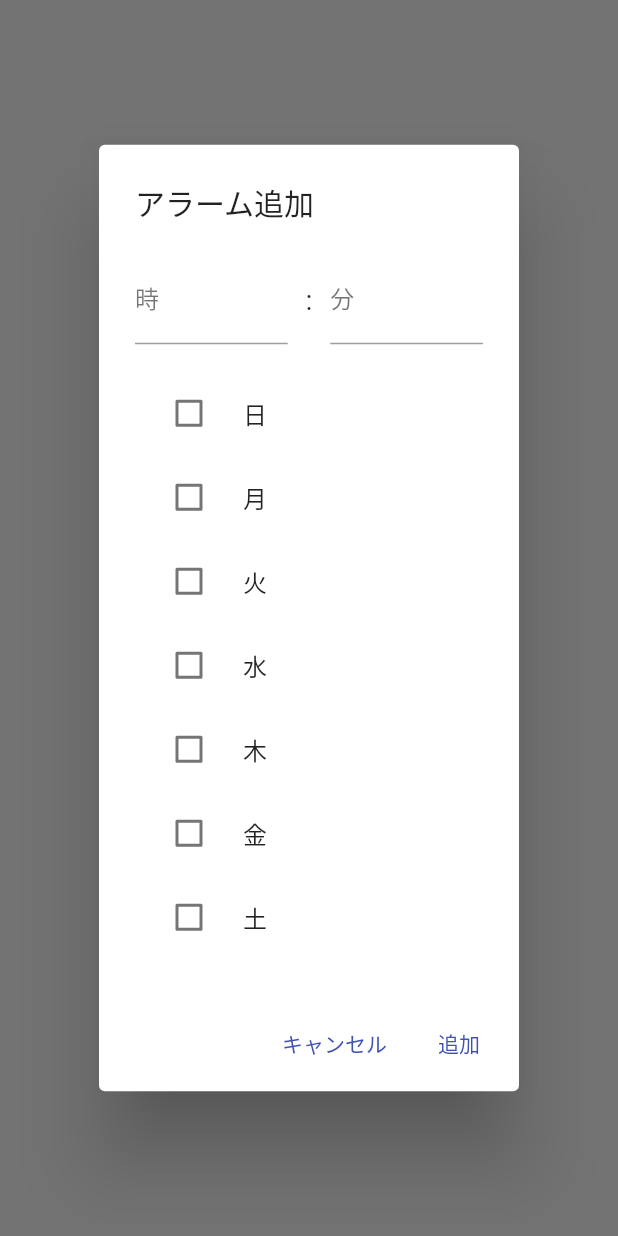
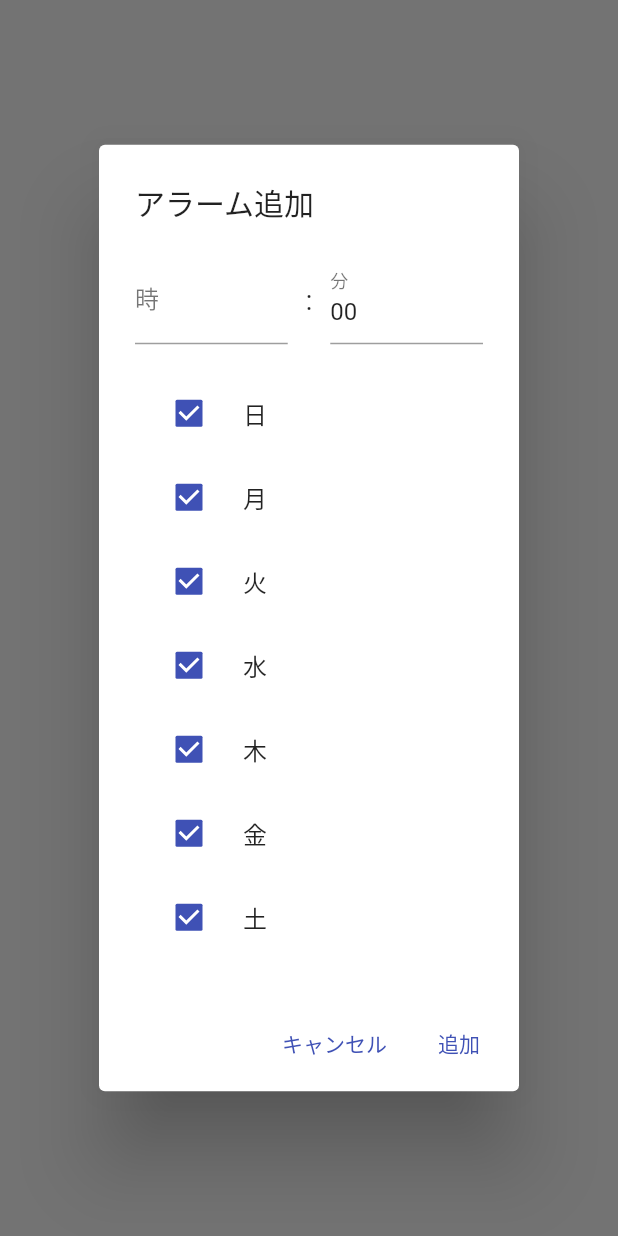
Before and after one commit to kyuuki/mediala-flutter, a Flutter app: what openDialog() shows on an empty page, opened directly, on a phone screen of 412 x 824 dp. Run offline on Flutter 3.47's test engine with Material 2 defaults, Android fonts, the light colour scheme and no system bars; our stand-ins replace flutter_local_notifications, flutter_native_timezone, sprintf, sqflite, timezone; missing offline and left inert: android_alarm_manager_plus; accounts and stored records are empty.

Commit message:
Add some default values to alarm

```diff
--- a/lib/ui/medicine_detail_page.dart
+++ b/lib/ui/medicine_detail_page.dart
@@ -180,7 +180,7 @@ class _AlertListState extends State<AlertList> {
 // https://www.youtube.com/watch?v=D6icsXS8NeA
 Future openDialog(BuildContext context) {
   var _hourController = TextEditingController();
-  var _minuteController = TextEditingController();
+  var _minuteController = TextEditingController(text: "00");
   List<DaysModel> days = [
     DaysModel("日"),
     DaysModel("月"),
@@ -273,7 +273,7 @@ class InputAlarm {
 // 曜日のチェックボックスのモデル
 class DaysModel {
   final String name;
-  bool checked = false;
+  bool checked = true;
 
   DaysModel(this.name);
 }
```
